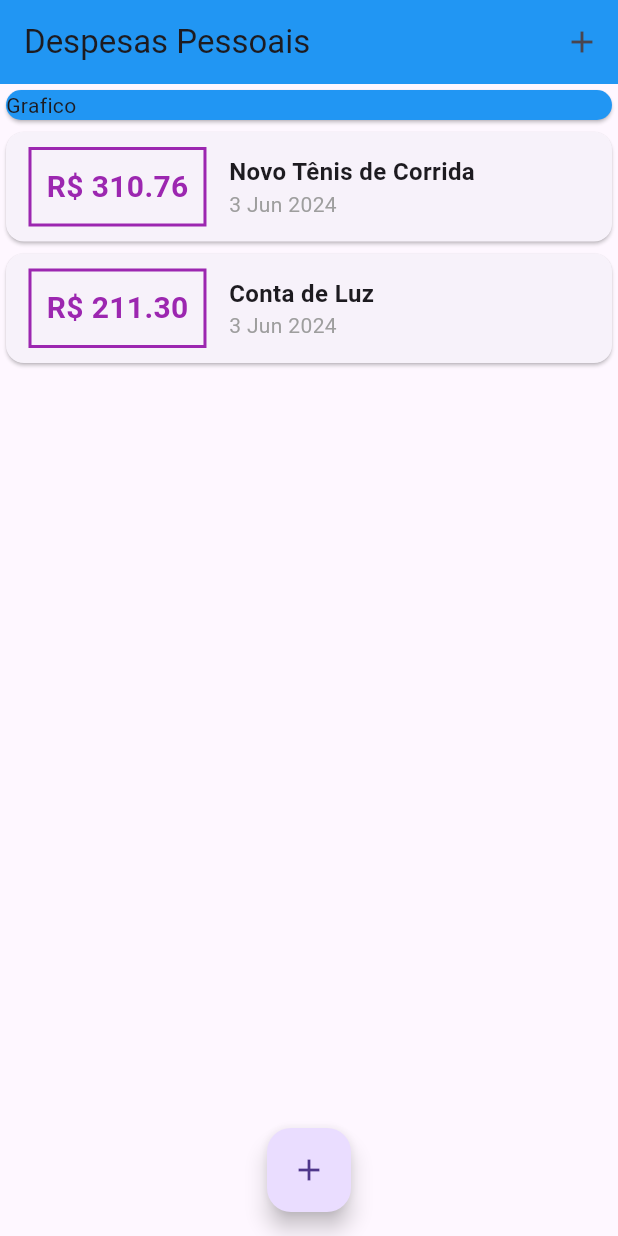
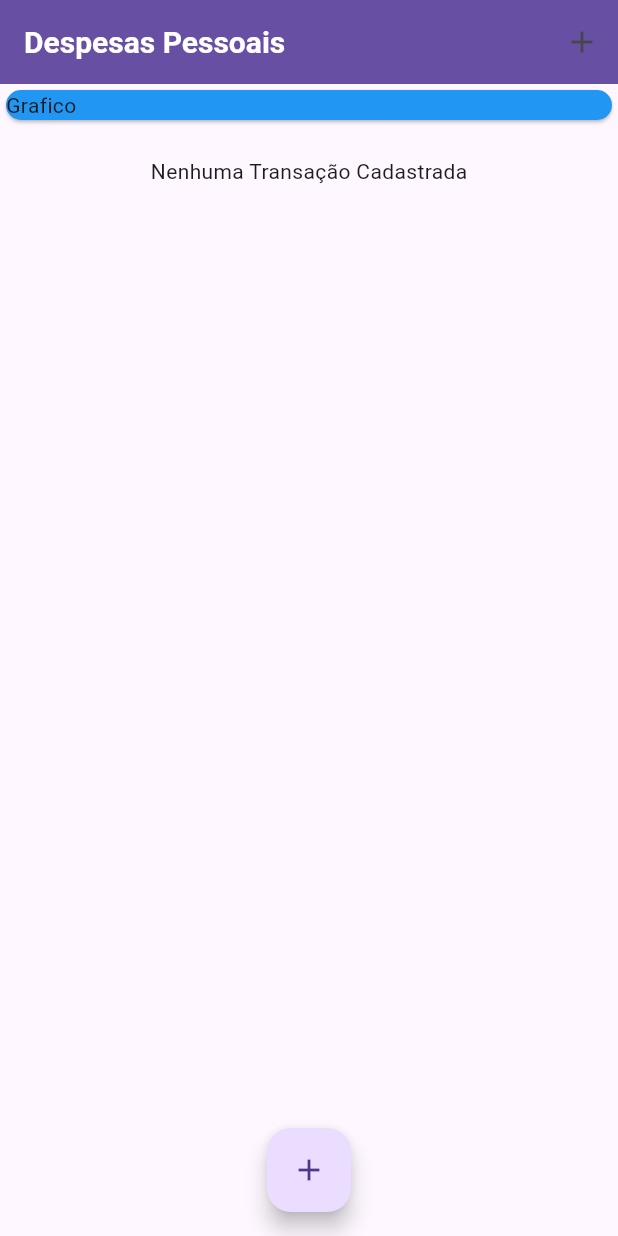
Before and after one commit to wendelfilipe/Flutter, a Flutter app: the screen it shows after launch, on a phone screen of 412 x 824 dp. Run offline on Flutter 3.47's test engine with Material 3 defaults, Android fonts, the phone set to English and light mode, and no system bars; missing offline and left inert: dart:ffi; Roboto replaces fonts that are missing (OpenSans).

Commit message:
update master

```diff
--- a/lib/components/transaction_list.dart
+++ b/lib/components/transaction_list.dart
@@ -3,39 +3,39 @@ import 'package:flutter/material.dart';
 import 'package:intl/intl.dart';
 
 class TransactionList extends StatelessWidget {
-
   final List<Transaction> transactions;
 
-  const TransactionList(
-    this.transactions,
-    {super.key}
-  );
+  const TransactionList(this.transactions, {super.key});
 
   @override
   Widget build(BuildContext context) {
-    return Column(
+    return transactions.isEmpty
+        ? const Column(
+            children: <Widget>[
+              SizedBox(height: 20),
+              Text('Nenhuma Transação Cadastrada')
+            ],
+          )
+        : Column(
             children: transactions.map((tr) {
               return Card(
                 child: Row(
                   children: <Widget>[
                     Container(
                       margin: const EdgeInsets.symmetric(
-                        horizontal: 15,
-                        vertical: 10
-                      ),
+                          horizontal: 15, vertical: 10),
                       decoration: BoxDecoration(
-                        border: Border.all(
-                          color: Colors.purple,
-                          width: 2,
-                        )
-                      ),
+                          border: Border.all(
+                        color: Theme.of(context).primaryColor,
+                        width: 2,
+                      )),
                       padding: const EdgeInsets.all(10),
                       child: Text(
                         'R\$ ${tr.value.toStringAsFixed(2)}',
-                        style: const TextStyle(
+                        style: TextStyle(
                           fontWeight: FontWeight.bold,
                           fontSize: 20,
-                          color: Colors.purple
+                          color: Theme.of(context).primaryColor,
                         ),
                       ),
                     ),
@@ -45,15 +45,11 @@ class TransactionList extends StatelessWidget {
                         Text(
                           tr.title,
                           style: const TextStyle(
-                            fontSize: 16,
-                            fontWeight: FontWeight.bold
-                          ),
+                              fontSize: 16, fontWeight: FontWeight.bold),
                         ),
                         Text(
                           DateFormat('d MMM y').format(tr.date),
-                          style: const TextStyle(
-                            color: Colors.grey
-                          ),
+                          style: const TextStyle(color: Colors.grey),
                         ),
                       ],
                     )
--- a/lib/main.dart
+++ b/lib/main.dart
@@ -6,14 +6,38 @@ import 'package:expenses_curso/components/transaction_list.dart';
 import 'package:expenses_curso/models/transaction.dart';
 import 'package:flutter/material.dart';
 
-main() => runApp(const ExpensesApp());
+main() => runApp(ExpensesApp());
 
 class ExpensesApp extends StatelessWidget {
-  const ExpensesApp({super.key});
+  ExpensesApp({super.key});
+  final ThemeData tema = ThemeData();
 
   @override
   Widget build(BuildContext context) {
-    return MaterialApp(home: MyHomePage());
+    return MaterialApp(
+      home: MyHomePage(),
+      theme: tema.copyWith(
+        colorScheme: tema.colorScheme.copyWith(
+          primary: Colors.purple,
+          secondary: Colors.amber,
+        ),
+        textTheme: tema.textTheme.copyWith(
+          titleLarge: const TextStyle(
+            fontFamily: 'OpenSans',
+            fontSize: 18,
+            fontWeight: FontWeight.bold,
+            color: Colors.black,
+          ),
+        ),
+        appBarTheme: const AppBarTheme(
+          titleTextStyle: TextStyle(
+            fontFamily: 'OpenSans',
+            fontSize: 20,
+            fontWeight: FontWeight.bold,
+          ),
+        ),
+      ),
+    );
   }
 }
 
@@ -25,19 +49,19 @@ class MyHomePage extends StatefulWidget {
 }
 
 class _MyHomePageState extends State<MyHomePage> {
-  final _transactions = [
-    Transaction(
-      id: 't1',
-      title: 'Novo Tênis de Corrida',
-      value: 310.76,
-      date: DateTime.now(),
-    ),
-    Transaction(
-      id: 't2',
-      title: 'Conta de Luz',
-      value: 211.30,
-      date: DateTime.now(),
-    ),
+  final List<Transaction> _transactions = [
+    // Transaction(
+    //   id: 't1',
+    //   title: 'Novo Tênis de Corrida',
+    //   value: 310.76,
+    //   date: DateTime.now(),
+    // ),
+    // Transaction(
+    //   id: 't2',
+    //   title: 'Conta de Luz',
+    //   value: 211.30,
+    //   date: DateTime.now(),
+    // ),
   ];
 
   _addTransaction(String title, double value) {
@@ -72,7 +96,7 @@ class _MyHomePageState extends State<MyHomePage> {
             onPressed: () => _openTransactionFormModal(context),
             icon: const Icon(Icons.add))
         ],
-        backgroundColor: Colors.blue,
+        backgroundColor: Theme.of(context).primaryColor,
       ),
       body: SingleChildScrollView(
         child: Column(
```
